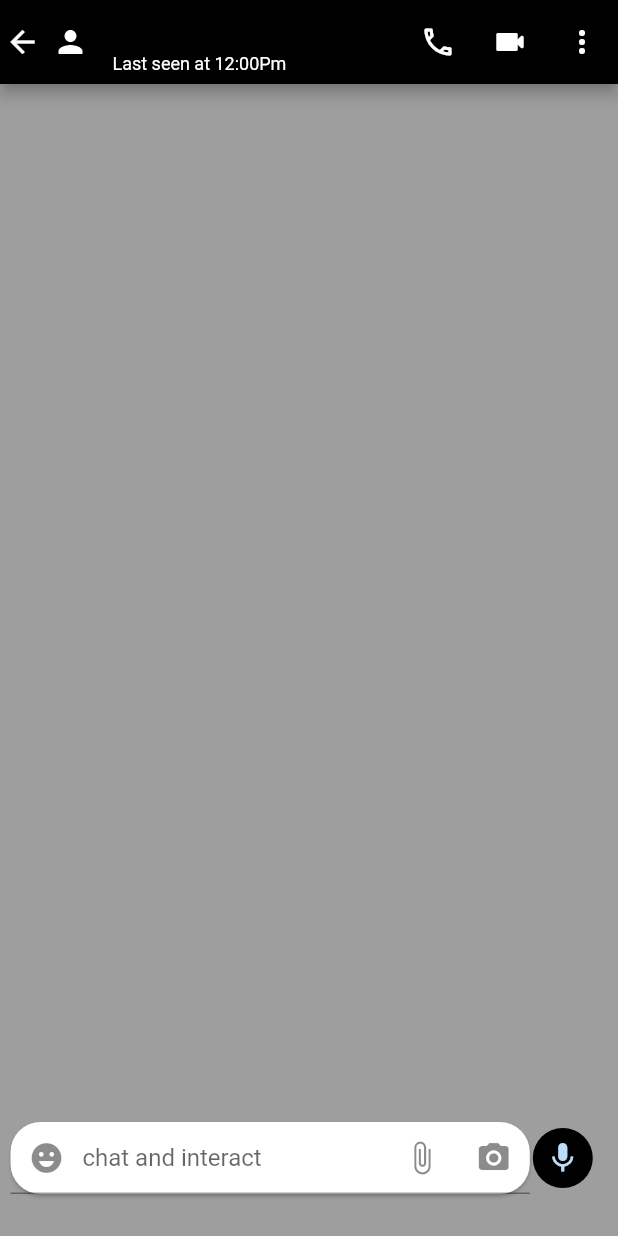
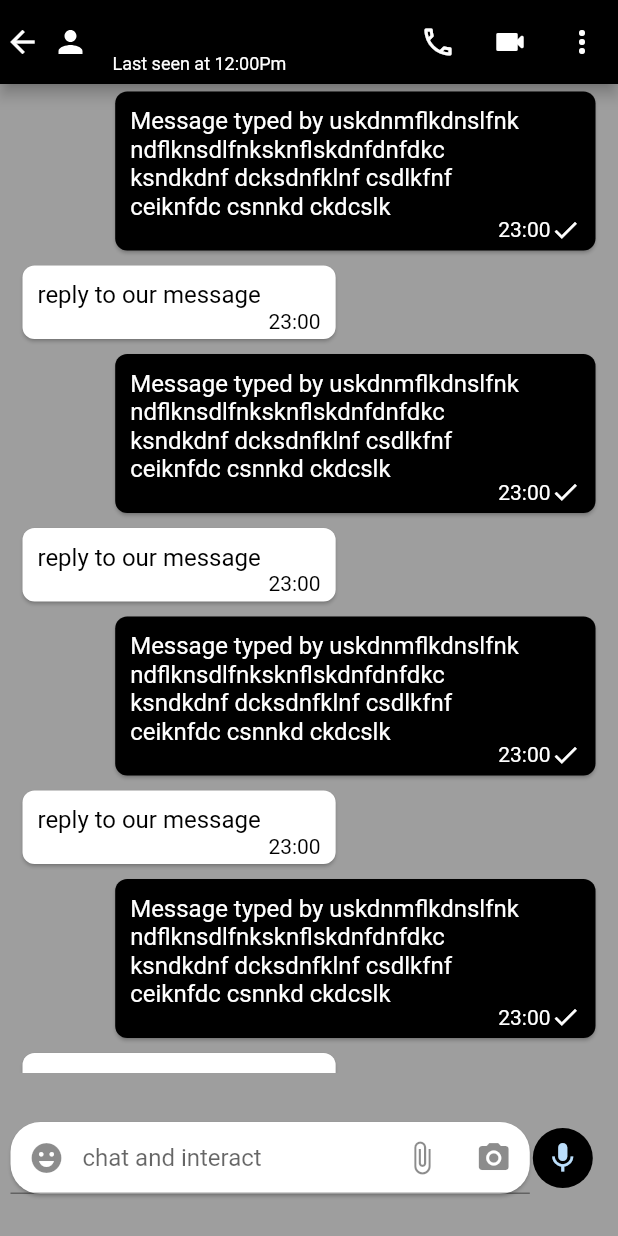
Before and after one commit to msrathore-69781/Chatting-App, a Flutter app: the IndividualChat screen opened directly with empty values, on a phone screen of 412 x 824 dp. Run offline on Flutter 3.47's test engine with Material 2 defaults, Android fonts, the phone set to English and light mode, and no system bars; our stand-ins replace camera, emoji_picker_flutter, flutter_svg, socket_io_client; network calls fail.

Commit message:
“workingwithlogin”

```diff
--- a/lib/Models/ChatModel.dart
+++ b/lib/Models/ChatModel.dart
@@ -1,11 +1,14 @@
 class ChatModel {
   String name;
   String icon;
-  bool  isGroup;
+  bool isGroup;
   String time;
   String currentMessage;
   String status;
-  bool selectedForGroup=false;
+  bool selectedForGroup = false;
+  int id;
 
-  ChatModel(this.name, this.icon, this.isGroup, this.time, this.currentMessage,this.status,{this.selectedForGroup=false}) {}
+  ChatModel(this.id, this.name, this.icon, this.isGroup, this.time,
+      this.currentMessage, this.status,
+      {this.selectedForGroup = false}) {}
 }
--- /dev/null
+++ b/lib/customUI/OurMessageCard.dart
@@ -0,0 +1,56 @@
+import 'package:flutter/material.dart';
+
+class OurMessage extends StatelessWidget {
+  const OurMessage({super.key});
+
+  @override
+  Widget build(BuildContext context) {
+    var width = MediaQuery.of(context).size.width;
+    var height = MediaQuery.of(context).size.height;
+    return Align(
+      alignment: Alignment.centerRight,
+      child: ConstrainedBox(
+        constraints:
+            BoxConstraints(maxWidth: MediaQuery.of(context).size.width * 0.85),
+        child: Card(
+          elevation: 1,
+          shape: RoundedRectangleBorder(borderRadius: BorderRadius.circular(8)),
+          margin: EdgeInsets.symmetric(horizontal: 15, vertical: 5),
+          color: Colors.black,
+          child: Stack(
+            children: [
+              Padding(
+                padding: const EdgeInsets.only(
+                    left: 10, right: 50, top: 10, bottom: 20),
+                child: Text(
+                  "Message typed by uskdnmflkdnslfnkndflknsdlfnksknflskdnfdnfdkc ksndkdnf dcksdnfklnf csdlkfnf ceiknfdc csnnkd ckdcslk",
+                  style: TextStyle(fontSize: 16, color: Colors.white),
+                ),
+              ),
+              Positioned(
+                bottom: 4,
+                right: 10,
+                child: Row(
+                  children: [
+                    Text(
+                      "23:00",
+                      style: TextStyle(color: Colors.white),
+                    ),
+                    SizedBox(
+                      height: 5,
+                    ),
+                    Icon(
+                      Icons.done,
+                      color: Colors.white,
+                      size: 20,
+                    )
+                  ],
+                ),
+              )
+            ],
+          ),
+        ),
+      ),
+    );
+  }
+}
--- /dev/null
+++ b/lib/customUI/ReplyCart.dart
@@ -0,0 +1,44 @@
+import 'package:flutter/material.dart';
+
+class ReplyCart extends StatelessWidget {
+  const ReplyCart({super.key});
+
+  @override
+  Widget build(BuildContext context) {
+    var width = MediaQuery.of(context).size.width;
+    var height = MediaQuery.of(context).size.height;
+    return Align(
+      alignment: Alignment.centerLeft,
+      child: ConstrainedBox(
+        constraints:
+            BoxConstraints(maxWidth: MediaQuery.of(context).size.width * 0.85),
+        child: Card(
+          elevation: 1,
+          shape: RoundedRectangleBorder(borderRadius: BorderRadius.circular(8)),
+          margin: EdgeInsets.symmetric(horizontal: 15, vertical: 5),
+          color: Colors.white,
+          child: Stack(
+            children: [
+              Padding(
+                padding: const EdgeInsets.only(
+                    left: 10, right: 50, top: 10, bottom: 20),
+                child: Text(
+                  "reply to our message",
+                  style: TextStyle(fontSize: 16, color: Colors.black),
+                ),
+              ),
+              Positioned(
+                bottom: 4,
+                right: 10,
+                child: Text(
+                  "23:00",
+                  style: TextStyle(color: Colors.black),
+                ),
+              )
+            ],
+          ),
+        ),
+      ),
+    );
+  }
+}
--- a/lib/pages/IndividualChatPage.dart
+++ b/lib/pages/IndividualChatPage.dart
@@ -1,8 +1,10 @@
-
 import 'package:chatpp/Models/ChatModel.dart';
+import 'package:chatpp/customUI/OurMessageCard.dart';
+import 'package:chatpp/customUI/ReplyCart.dart';
 import 'package:emoji_picker_flutter/emoji_picker_flutter.dart';
 import 'package:flutter/material.dart';
 import 'package:flutter_svg/svg.dart';
+import 'package:socket_io_client/socket_io_client.dart' as IO;
 
 class IndividualChat extends StatefulWidget {
   final ChatModel chmdl;
@@ -16,10 +18,13 @@ class _IndividualChatState extends State<IndividualChat> {
   bool showEmoji = false;
   FocusNode focusNode = FocusNode();
   TextEditingController _controller = TextEditingController();
+  late IO.Socket socket;
   @override
   void initState() {
-    // TODO: implement initState
+
+    // TO DO: implement initState
     super.initState();
+    connect();
     focusNode.addListener(() {
       if (focusNode.hasFocus) {
         setState(() {
@@ -28,12 +33,37 @@ class _IndividualChatState extends State<IndividualChat> {
       }
     });
   }
+void connect(){
+  socket = IO.io("http://10.7.38.92:8000",<String,dynamic>{
+    "transports":["websocket"],
+    "autoConnect":false,
 
+  });
+  socket.connect();
+  socket.onConnect((data) => print("connected"));
+  print(socket.connected);
+
+socket.onConnectError((error) {
+  print("Connection Error: $error");
+});
+
+socket.onError((error) {
+  print("Socket Error: $error");
+});
+
+//send the message from frontend to the backend
+socket.emit("/test","hello bhai from sanna");
+
+
+}
   @override
   Widget build(BuildContext context) {
     var height = MediaQuery.of(context).size.height;
     var width = MediaQuery.of(context).size.width;
-    return Scaffold(
+    return Stack(
+      children: [
+        Image.asset("assets/bgImage.jpeg"),
+        Scaffold(
           backgroundColor: Colors.grey,
           appBar: AppBar(
             leadingWidth: 70,
@@ -55,7 +85,7 @@ class _IndividualChatState extends State<IndividualChat> {
                       color: Colors.white,
                     ),
                     backgroundColor: Colors.black,
-              )
+                  ),
                 ],
               ),
             ),
@@ -71,11 +101,13 @@ class _IndividualChatState extends State<IndividualChat> {
                   children: [
                     Text(
                       widget.chmdl.name,
-                  style: TextStyle(fontSize: 25, fontWeight: FontWeight.bold),
+                      style:
+                          TextStyle(fontSize: 25, fontWeight: FontWeight.bold),
                     ),
                     Text(
                       "Last seen at 12:00Pm",
-                  style: TextStyle(fontSize: 12, fontWeight: FontWeight.normal),
+                      style: TextStyle(
+                          fontSize: 12, fontWeight: FontWeight.normal),
                     )
                   ],
                 ),
@@ -126,7 +158,21 @@ class _IndividualChatState extends State<IndividualChat> {
               },
               child: Stack(
                 children: [
-              ListView(),
+                  Container(height: height*0.8,
+                    child: ListView(
+                      children: [OurMessage(), ReplyCart(),
+                      OurMessage(), ReplyCart(),
+                      OurMessage(), ReplyCart(),
+                      OurMessage(), ReplyCart(),
+                      OurMessage(), ReplyCart(),
+                      OurMessage(), ReplyCart(),
+                      OurMessage(), ReplyCart(),
+                      OurMessage(), ReplyCart(),
+                      OurMessage(), ReplyCart(),
+                      OurMessage(), ReplyCart(),
+                      OurMessage(), ReplyCart(),],
+                    ),
+                  ),
                   Padding(
                     padding: const EdgeInsets.only(left: 5, right: 3),
                     child: Align(
@@ -165,7 +211,8 @@ class _IndividualChatState extends State<IndividualChat> {
                                                     showEmoji = !showEmoji;
                                                   });
                                                 },
-                                            icon: Icon(Icons.emoji_emotions),
+                                                icon:
+                                                    Icon(Icons.emoji_emotions),
                                               ),
                                               suffixIcon: Row(
                                                 mainAxisSize: MainAxisSize.min,
@@ -173,23 +220,29 @@ class _IndividualChatState extends State<IndividualChat> {
                                                   IconButton(
                                                       onPressed: () {
                                                         showModalBottomSheet(
-                                                      backgroundColor: Colors.transparent,
-                                                      context: context, builder: (context) {
+                                                          backgroundColor:
+                                                              Colors
+                                                                  .transparent,
+                                                          context: context,
+                                                          builder: (context) {
                                                             return bottomSheet();
-                                                    },);
                                                           },
-                                                  icon:
-                                                      Icon(Icons.attach_file)),
+                                                        );
+                                                      },
+                                                      icon: Icon(
+                                                          Icons.attach_file)),
                                                   IconButton(
                                                       onPressed: () {},
-                                                  icon: Icon(Icons.camera_alt)),
+                                                      icon: Icon(
+                                                          Icons.camera_alt)),
                                                 ],
                                               ),
                                               hintText: "chat and interact"),
                                         ))),
                               ),
                               Padding(
-                            padding: const EdgeInsets.only(bottom: 8, right: 1),
+                                padding:
+                                    const EdgeInsets.only(bottom: 8, right: 1),
                                 child: CircleAvatar(
                                   backgroundColor: Colors.black,
                                   radius: 20,
@@ -210,6 +263,8 @@ class _IndividualChatState extends State<IndividualChat> {
               ),
             ),
           ),
+        ),
+      ],
     );
   }
 
@@ -220,50 +275,64 @@ class _IndividualChatState extends State<IndividualChat> {
         print(emoji);
         // this is a very important line
 
-        _controller.text = _controller.text +emoji.emoji;
+        _controller.text = _controller.text + emoji.emoji;
       },
     );
   }
-Widget iconCreation(IconData icon, Color color , String txt){
+
+  Widget iconCreation(IconData icon, Color color, String txt) {
     return Column(
-    children: [CircleAvatar(radius: 30,
+      children: [
+        CircleAvatar(
+          radius: 30,
           backgroundColor: Colors.black,
-    child: Icon(icon,color: color,),),
-    SizedBox(height: 3,),
+          child: Icon(
+            icon,
+            color: color,
+          ),
+        ),
+        SizedBox(
+          height: 3,
+        ),
         Text(txt),
-    SizedBox(height: 3,)
+        SizedBox(
+          height: 3,
+        )
       ],
-
     );
   }
-  Widget bottomSheet(){
+
+  Widget bottomSheet() {
     return Container(
-      height: MediaQuery.of(context).size.height*0.25,
-      width: MediaQuery.of(context).size.width*0.2,
+      height: MediaQuery.of(context).size.height * 0.25,
+      width: MediaQuery.of(context).size.width * 0.2,
       child: Card(
         margin: EdgeInsets.all(18),
         child: Padding(
           padding: const EdgeInsets.all(8.0),
-          child: Column(children: [
+          child: Column(
+            children: [
               Row(
                 mainAxisAlignment: MainAxisAlignment.spaceAround,
                 children: [
-              iconCreation(Icons.insert_drive_file_rounded,Colors.white,"Document"),
-              iconCreation(Icons.camera_alt,Colors.white,"Camera"),
-              iconCreation(Icons.insert_photo,Colors.white,"Photo"),
-
+                  iconCreation(Icons.insert_drive_file_rounded, Colors.white,
+                      "Document"),
+                  iconCreation(Icons.camera_alt, Colors.white, "Camera"),
+                  iconCreation(Icons.insert_photo, Colors.white, "Photo"),
                 ],
               ),
               Row(
                 mainAxisAlignment: MainAxisAlignment.spaceAround,
                 children: [
-              iconCreation(Icons.spatial_audio_off_rounded,Colors.white,"Audio"),
-              iconCreation(Icons.location_on_sharp,Colors.white,"Location"),
-              iconCreation(Icons.contact_phone,Colors.white,"Contact"),
-
+                  iconCreation(
+                      Icons.spatial_audio_off_rounded, Colors.white, "Audio"),
+                  iconCreation(
+                      Icons.location_on_sharp, Colors.white, "Location"),
+                  iconCreation(Icons.contact_phone, Colors.white, "Contact"),
                 ],
               )
-          ],),
+            ],
+          ),
         ),
       ),
     );
--- a/pubspec.yaml
+++ b/pubspec.yaml
@@ -38,6 +38,10 @@ dependencies:
   flutter_svg: ^2.0.7
   emoji_picker_flutter: ^1.6.1
   shared_preferences: ^2.2.1
+  camera: ^0.10.5+4
+  path_provider: ^2.1.1
+  path: ^1.8.3
+  socket_io_client: ^1.0.0
 
 dev_dependencies:
   flutter_test:
```
Also changed, not shown: lib/Screens/CameraScreen.dart (added, +93 -0 lines), lib/Screens/ContactSelection.dart (+11 -3 lines), lib/Screens/CreateGroup.dart (+35 -20 lines), lib/Screens/HomeScreen.dart (+5 -4 lines), lib/Screens/LoginScreen.dart (added, +31 -0 lines), lib/customUI/ChatChatCard.dart (+23 -7 lines), lib/customUI/GroupMembers.dart (+6 -3 lines), lib/main.dart (+9 -2 lines), lib/pages/CameraPage.dart (added, +13 -0 lines), lib/pages/chattingPage.dart (+16 -18 lines), assets/bgImage.jpeg (added), pubspec.lock, 3 other files. Lines whose indentation alone changed are shown as unchanged.
